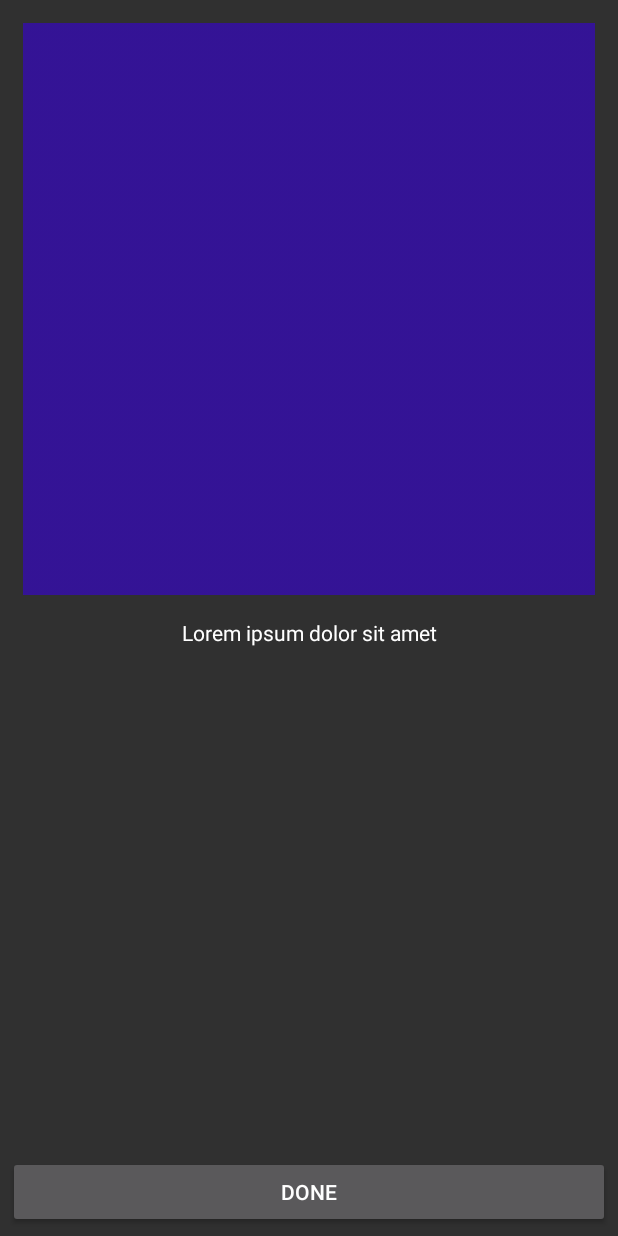
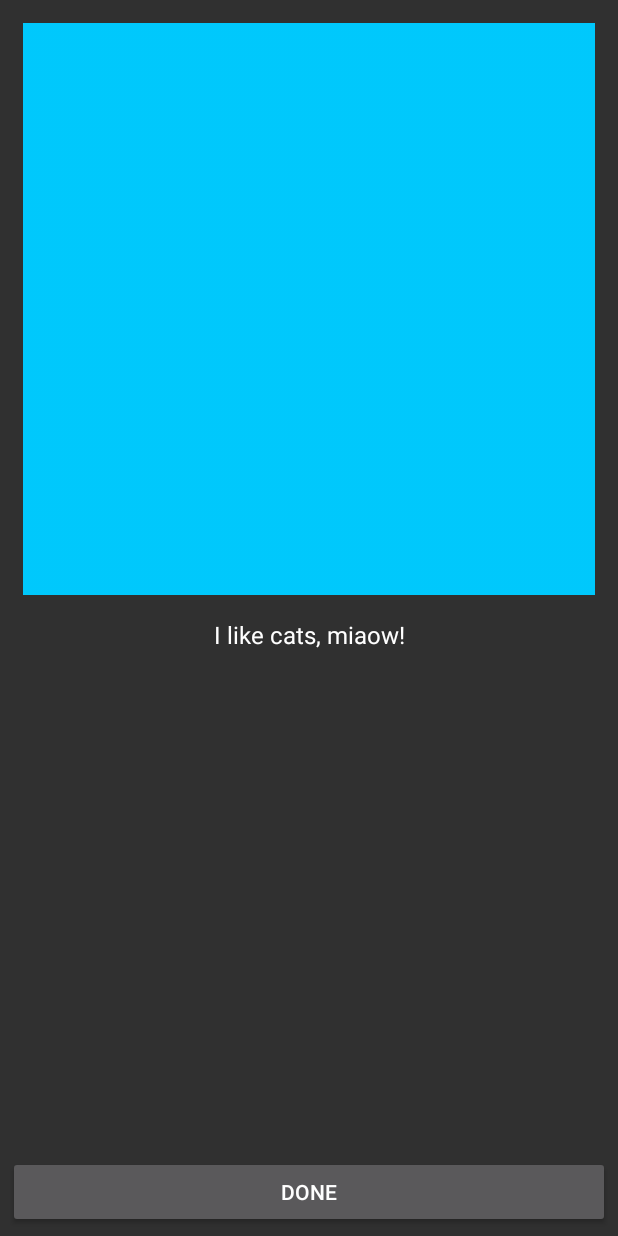
Before and after one commit to lararufflecoles/TutorialStartScreenAndSideMenu, an Android app: the screen it shows after launch (TutorialActivity), on a phone screen of 412 x 824 dp. Run offline under Robolectric (Android 15) with nearby library versions, the phone set to English and light mode, and no system bars.

Commit message:
Styled Toolbar text / Added String array to ViewPager

```diff
--- a/app/src/main/java/es/rufflecol/lara/tutorialstartscreenandsidemenu/CustomPagerAdapter.java
+++ b/app/src/main/java/es/rufflecol/lara/tutorialstartscreenandsidemenu/CustomPagerAdapter.java
@@ -7,15 +7,40 @@ import android.view.View;
 import android.view.ViewGroup;
 import android.widget.ImageView;
 import android.widget.LinearLayout;
+import android.widget.TextView;
 
 class CustomPagerAdapter extends PagerAdapter {
 
     private Context context;
     private LayoutInflater layoutInflater;
 
+    // The resources are in an array of ints because they are actually resource IDs.
+    // If you find R.java you can see how the drawables are referenced as ints.
+    private int[] resources = {
+            R.drawable.first1, R.drawable.second2, R.drawable.third3,
+    };
+
+    private String[] text = {
+            "I like cats, miaow!", "I like kittens, meow!", "I like pussies, mew!",
+    };
+
     public CustomPagerAdapter(Context context) {
         this.context = context;
         layoutInflater = (LayoutInflater) context.getSystemService(Context.LAYOUT_INFLATER_SERVICE);
+    }
+
+    @Override
+    public Object instantiateItem(ViewGroup container, int position) {
+        View itemView = layoutInflater.inflate(R.layout.item_tutorial, container, false);
+
+        ImageView imageView = (ImageView) itemView.findViewById(R.id.imageView);
+        imageView.setImageResource(resources[position]);
+
+        TextView textView = (TextView) itemView.findViewById(R.id.tutorial_screen_text);
+        textView.setText(text[position]);
+
+        container.addView(itemView);
+        return itemView;
     }
 
     @Override
@@ -28,23 +53,6 @@ class CustomPagerAdapter extends PagerAdapter {
         return view == ((LinearLayout) object);
     }
 
-    int[] resources = {
-            R.drawable.first1,
-            R.drawable.second2,
-            R.drawable.third3,
-    };
-
-    @Override
-    public Object instantiateItem(ViewGroup container, int position) {
-        View itemView = layoutInflater.inflate(R.layout.item_tutorial, container, false);
-
-        ImageView imageView = (ImageView) itemView.findViewById(R.id.imageView);
-        imageView.setImageResource(resources[position]);
-
-        container.addView(itemView);
-        return itemView;
-    }
-
     @Override
     public void destroyItem(ViewGroup container, int position, Object object) {
         container.removeView((LinearLayout) object);
--- a/app/src/main/java/es/rufflecol/lara/tutorialstartscreenandsidemenu/MainActivity.java
+++ b/app/src/main/java/es/rufflecol/lara/tutorialstartscreenandsidemenu/MainActivity.java
@@ -27,6 +27,7 @@ public class MainActivity extends AppCompatActivity {
         setContentView(R.layout.activity_main);
 
         Toolbar toolbar = (Toolbar) findViewById(R.id.toolbar);
+        toolbar.setTitleTextAppearance(this, R.style.MyTitleTextApperance);
         setSupportActionBar(toolbar);
 
         ActionBar actionBar = getSupportActionBar();
--- a/app/src/main/res/layout/item_tutorial.xml
+++ b/app/src/main/res/layout/item_tutorial.xml
@@ -23,6 +23,6 @@
         android:paddingTop="@dimen/top_padding"
         android:text="@string/tutorial_screen_text_normal"
         android:textColor="@color/white"
-        android:textSize="@dimen/text_size_normal" />
+        android:textSize="@dimen/text_size_caption" />
 
 </LinearLayout>
--- a/app/src/main/res/values/dimens.xml
+++ b/app/src/main/res/values/dimens.xml
@@ -5,8 +5,9 @@
     <dimen name="bottom_margin_padding">5dp</dimen>
     <dimen name="done_button_margin_padding">5dp</dimen>
     <dimen name="side_padding">15dp</dimen>
-    <dimen name="text_size_header">20sp</dimen>
+    <dimen name="text_size_header">18sp</dimen>
     <dimen name="text_size_sub_header">18sp</dimen>
+    <dimen name="text_size_caption">16sp</dimen>
     <dimen name="text_size_normal">14sp</dimen>
 
 </resources>
--- a/app/src/main/res/values/strings.xml
+++ b/app/src/main/res/values/strings.xml
@@ -8,7 +8,7 @@
 
     <!--Tutorial Screen-->
     <string name="tutorial_screen_text">Tutorial Screen</string>
-    <string name="tutorial_screen_text_normal">Lorem ipsum dolor sit amet</string>
+    <string name="tutorial_screen_text_normal">Lorem ipsum dolor sit amet, consectetur adipiscing elit, sed do eiusmod tempor incididunt ut labore et dolore magna aliqua.</string>
     <string name="tutorial_screen_done">Done</string>
 
     <!--Side Menu-->
@@ -20,7 +20,7 @@
     <string name="nav_sub_menu_item01">Sub Menu Item 1</string>
     <string name="nav_sub_menu_item02">Sub Menu Item 2</string>
 
-    <!--Main activity-->
+    <!--Main Activity-->
     <string name="activity_main">Main Activity</string>
     <string name="main_activity_sub_header">This is the main activity</string>
     <string name="main_activity_text1"><a href="https://instagram.com/baconcup">Maple and Baconcup 4eva</a></string>
--- a/app/src/main/res/values/styles.xml
+++ b/app/src/main/res/values/styles.xml
@@ -8,4 +8,8 @@
         <item name="android:textColorSecondary">@color/white</item>
     </style>
 
+    <style name="MyTitleTextApperance" parent="@android:style/TextAppearance.Medium">
+        <item name="android:textStyle">bold</item>
+    </style>
+
 </resources>
```
Also changed, not shown: app/src/main/res/drawable/first1.png.
